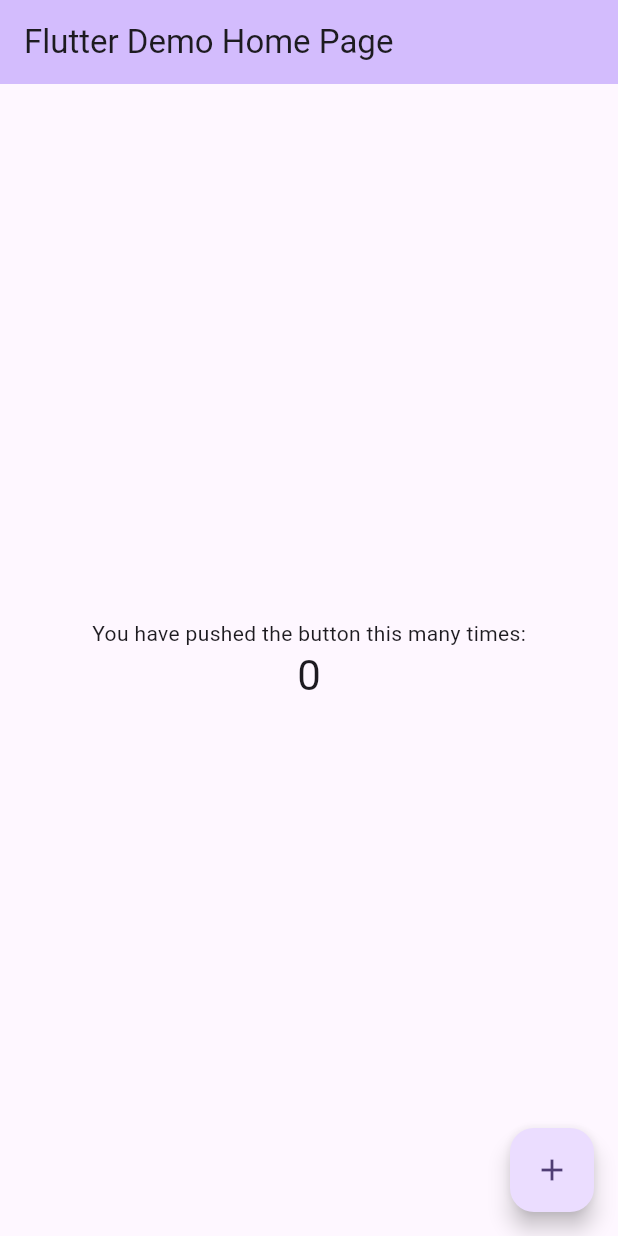
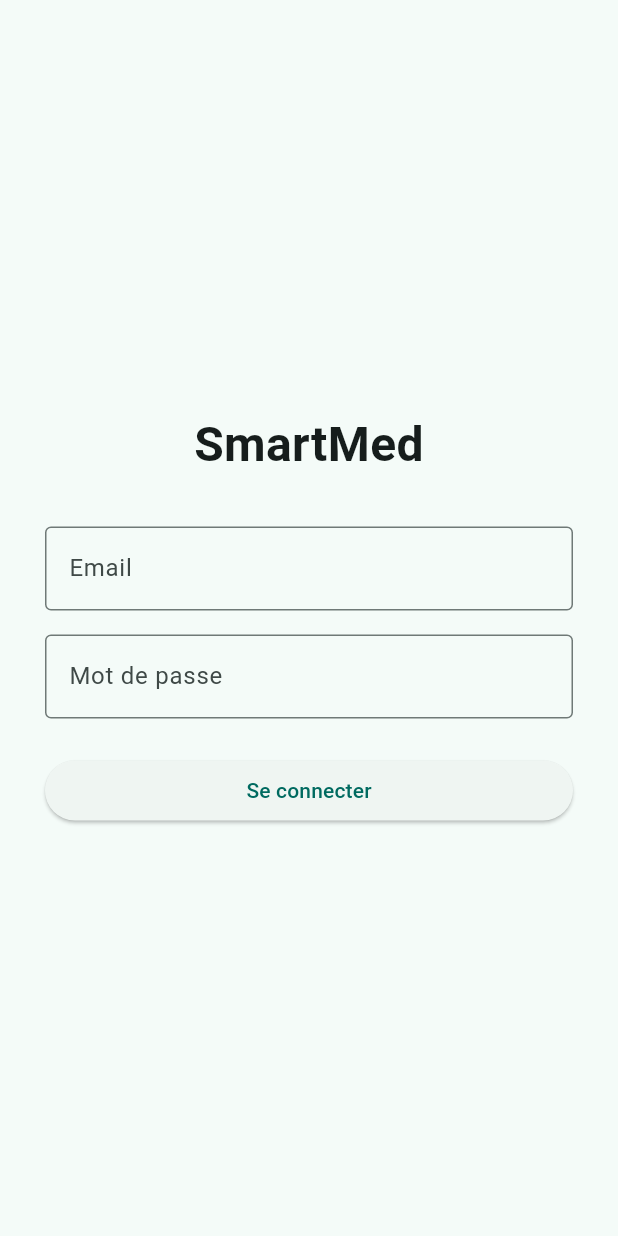
Before and after one commit to jridi-molka/SmartMed, a Flutter app: the screen it shows after launch, on a phone screen of 412 x 824 dp. Run offline on Flutter 3.47's test engine with Material 3 defaults, Android fonts, the phone set to English and light mode, and no system bars; our stand-ins replace flutter_secure_storage.

Commit message:
feat(frontend): add auth service, api exception and login screen

```diff
--- a/frontend/lib/main.dart
+++ b/frontend/lib/main.dart
@@ -1,122 +1,21 @@
 import 'package:flutter/material.dart';
 
+import 'screens/auth/login_page.dart';
+
 void main() {
-  runApp(const MyApp());
+  runApp(const SmartMedApp());
 }
 
-class MyApp extends StatelessWidget {
-  const MyApp({super.key});
+class SmartMedApp extends StatelessWidget {
+  const SmartMedApp({super.key});
 
-  // This widget is the root of your application.
   @override
   Widget build(BuildContext context) {
     return MaterialApp(
-      title: 'Flutter Demo',
-      theme: ThemeData(
-        // This is the theme of your application.
-        //
-        // TRY THIS: Try running your application with "flutter run". You'll see
-        // the application has a purple toolbar. Then, without quitting the app,
-        // try changing the seedColor in the colorScheme below to Colors.green
-        // and then invoke "hot reload" (save your changes or press the "hot
-        // reload" button in a Flutter-supported IDE, or press "r" if you used
-        // the command line to start the app).
-        //
-        // Notice that the counter didn't reset back to zero; the application
-        // state is not lost during the reload. To reset the state, use hot
-        // restart instead.
-        //
-        // This works for code too, not just values: Most code changes can be
-        // tested with just a hot reload.
-        colorScheme: .fromSeed(seedColor: Colors.deepPurple),
-      ),
-      home: const MyHomePage(title: 'Flutter Demo Home Page'),
+      title: 'SmartMed',
+      debugShowCheckedModeBanner: false,
+      theme: ThemeData(colorSchemeSeed: Colors.teal),
+      home: const LoginPage(),
     );
   }
 }
-
-class MyHomePage extends StatefulWidget {
-  const MyHomePage({super.key, required this.title});
-
-  // This widget is the home page of your application. It is stateful, meaning
-  // that it has a State object (defined below) that contains fields that affect
-  // how it looks.
-
-  // This class is the configuration for the state. It holds the values (in this
-  // case the title) provided by the parent (in this case the App widget) and
-  // used by the build method of the State. Fields in a Widget subclass are
-  // always marked "final".
-
-  final String title;
-
-  @override
-  State<MyHomePage> createState() => _MyHomePageState();
-}
-
-class _MyHomePageState extends State<MyHomePage> {
-  int _counter = 0;
-
-  void _incrementCounter() {
-    setState(() {
-      // This call to setState tells the Flutter framework that something has
-      // changed in this State, which causes it to rerun the build method below
-      // so that the display can reflect the updated values. If we changed
-      // _counter without calling setState(), then the build method would not be
-      // called again, and so nothing would appear to happen.
-      _counter++;
-    });
-  }
-
-  @override
-  Widget build(BuildContext context) {
-    // This method is rerun every time setState is called, for instance as done
-    // by the _incrementCounter method above.
-    //
-    // The Flutter framework has been optimized to make rerunning build methods
-    // fast, so that you can just rebuild anything that needs updating rather
-    // than having to individually change instances of widgets.
-    return Scaffold(
-      appBar: AppBar(
-        // TRY THIS: Try changing the color here to a specific color (to
-        // Colors.amber, perhaps?) and trigger a hot reload to see the AppBar
-        // change color while the other colors stay the same.
-        backgroundColor: Theme.of(context).colorScheme.inversePrimary,
-        // Here we take the value from the MyHomePage object that was created by
-        // the App.build method, and use it to set our appbar title.
-        title: Text(widget.title),
-      ),
-      body: Center(
-        // Center is a layout widget. It takes a single child and positions it
-        // in the middle of the parent.
-        child: Column(
-          // Column is also a layout widget. It takes a list of children and
-          // arranges them vertically. By default, it sizes itself to fit its
-          // children horizontally, and tries to be as tall as its parent.
-          //
-          // Column has various properties to control how it sizes itself and
-          // how it positions its children. Here we use mainAxisAlignment to
-          // center the children vertically; the main axis here is the vertical
-          // axis because Columns are vertical (the cross axis would be
-          // horizontal).
-          //
-          // TRY THIS: Invoke "debug painting" (choose the "Toggle Debug Paint"
-          // action in the IDE, or press "p" in the console), to see the
-          // wireframe for each widget.
-          mainAxisAlignment: .center,
-          children: [
-            const Text('You have pushed the button this many times:'),
-            Text(
-              '$_counter',
-              style: Theme.of(context).textTheme.headlineMedium,
-            ),
-          ],
-        ),
-      ),
-      floatingActionButton: FloatingActionButton(
-        onPressed: _incrementCounter,
-        tooltip: 'Increment',
-        child: const Icon(Icons.add),
-      ),
-    );
-  }
-}
--- /dev/null
+++ b/frontend/lib/screens/auth/login_page.dart
@@ -0,0 +1,68 @@
+import 'package:flutter/material.dart';
+
+class LoginPage extends StatefulWidget {
+  const LoginPage({super.key});
+
+  @override
+  State<LoginPage> createState() => _LoginPageState();
+}
+
+class _LoginPageState extends State<LoginPage> {
+  final _emailController = TextEditingController();
+  final _passwordController = TextEditingController();
+
+  @override
+  void dispose() {
+    _emailController.dispose();
+    _passwordController.dispose();
+    super.dispose();
+  }
+
+  @override
+  Widget build(BuildContext context) {
+    return Scaffold(
+      body: Center(
+        child: ConstrainedBox(
+          constraints: const BoxConstraints(maxWidth: 400),
+          child: Padding(
+            padding: const EdgeInsets.all(24),
+            child: Column(
+              mainAxisAlignment: MainAxisAlignment.center,
+              crossAxisAlignment: CrossAxisAlignment.stretch,
+              children: [
+                const Text(
+                  'SmartMed',
+                  textAlign: TextAlign.center,
+                  style: TextStyle(fontSize: 32, fontWeight: FontWeight.bold),
+                ),
+                const SizedBox(height: 32),
+                TextFormField(
+                  controller: _emailController,
+                  keyboardType: TextInputType.emailAddress,
+                  decoration: const InputDecoration(
+                    labelText: 'Email',
+                    border: OutlineInputBorder(),
+                  ),
+                ),
+                const SizedBox(height: 16),
+                TextFormField(
+                  controller: _passwordController,
+                  obscureText: true,
+                  decoration: const InputDecoration(
+                    labelText: 'Mot de passe',
+                    border: OutlineInputBorder(),
+                  ),
+                ),
+                const SizedBox(height: 24),
+                ElevatedButton(
+                  onPressed: () {},
+                  child: const Text('Se connecter'),
+                ),
+              ],
+            ),
+          ),
+        ),
+      ),
+    );
+  }
+}
```
Also changed, not shown: frontend/lib/core/network/api_exception.dart (added, +8 -0 lines), frontend/lib/services/auth_servvice.dart (added, +70 -0 lines).
